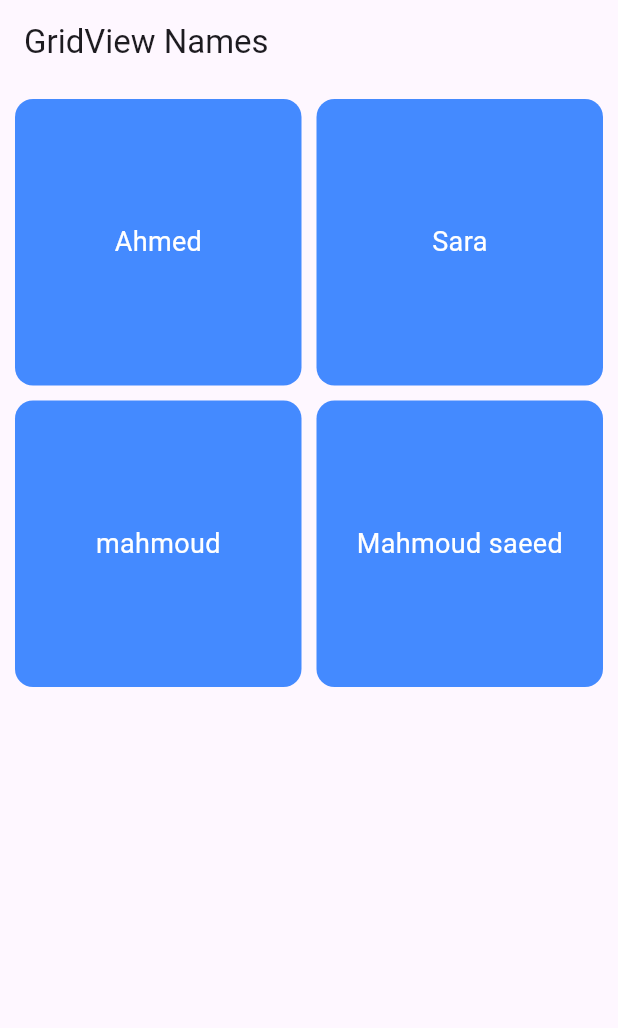
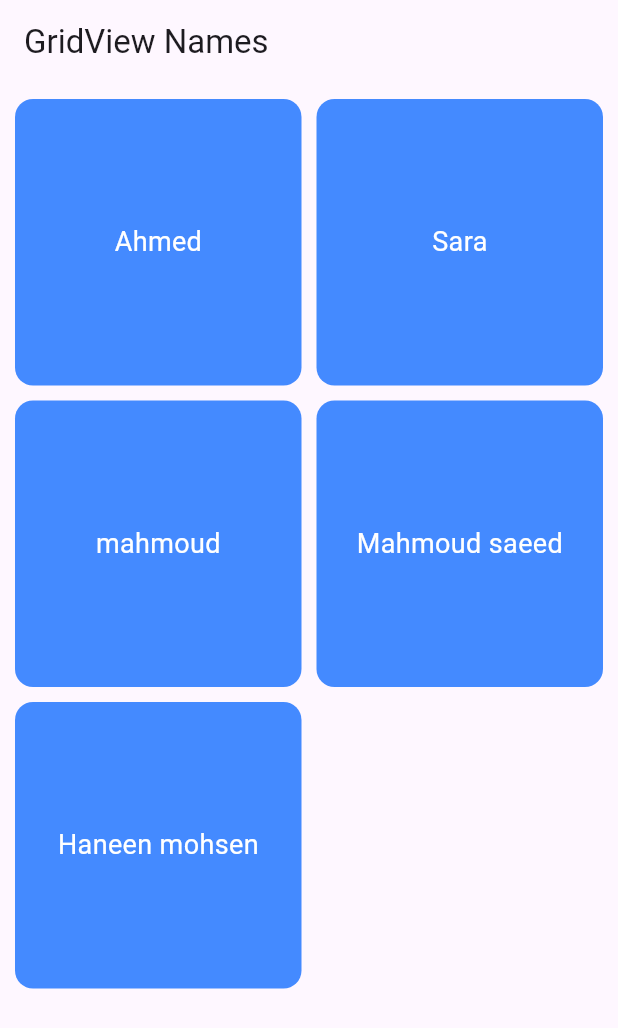
Before and after one commit to mahmoudsaeedm24/nti_std, a Flutter app: the screen it shows after launch, on a phone screen of 412 x 824 dp. Shown: the top 1028 px of the screen. Run offline on Flutter 3.47's test engine with Material 3 defaults, Android fonts, the phone set to English and light mode, and no system bars.

Commit message:
Haneen Mohsen message

```diff
--- a/lib/features/data_source.dart
+++ b/lib/features/data_source.dart
@@ -16,6 +16,21 @@ final List<Person> persons = [
         "In today’s fast-paced digital world, technology continues to shape the way we live, work, and connect with each other. From the moment we wake up and check our phones, to the late hours when we browse the internet before going to sleep, technology surrounds us and influences almost every aspect of our daily lives. It provides us with tools that make communication faster, access to information easier, and entertainment more interactive than ever before. However, this convenience also comes with challenges, such as the risk of distraction, the spread of misinformation, and the growing concerns around privacy and data security.",
     screenColor: ColorPallete.deepOrange,
   ),
-  Person(name: "mahmoud", message: "I am here", image: "download".jpg , screenColor: ColorPallete.cyan ),
-  Person(name: "Mahmoud saeed", message: "dfasdf sdfasd ", image: "download".jpg, screenColor: ColorPallete.lightBlue),
+  Person(
+    name: "mahmoud",
+    message: "I am here",
+    image: "download".jpg,
+    screenColor: ColorPallete.cyan,
+  ),
+  Person(
+    name: "Mahmoud saeed",
+    message: "dfasdf sdfasd ",
+    image: "download".jpg,
+    screenColor: ColorPallete.lightBlue,
+  ),
+  Person(
+    name: "Haneen mohsen",
+    message:
+        "I would like to sincerely thank you for the great effort you put in with us throughout the course. You were always keen to explain in a simple and easy way, and that really helped me benefit and understand the framework more deeply. Honestly, you were the reason I started to love the field even more. Thank you so much for your patience, your support, and for answering all my questions. I wish you all the best in your career",
+  ),
 ];
```
Also changed, not shown: pubspec.lock.
